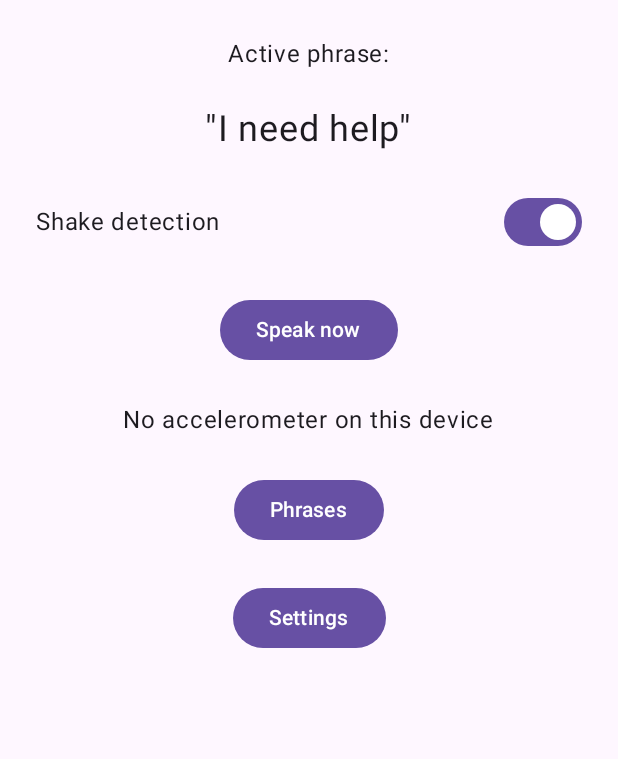
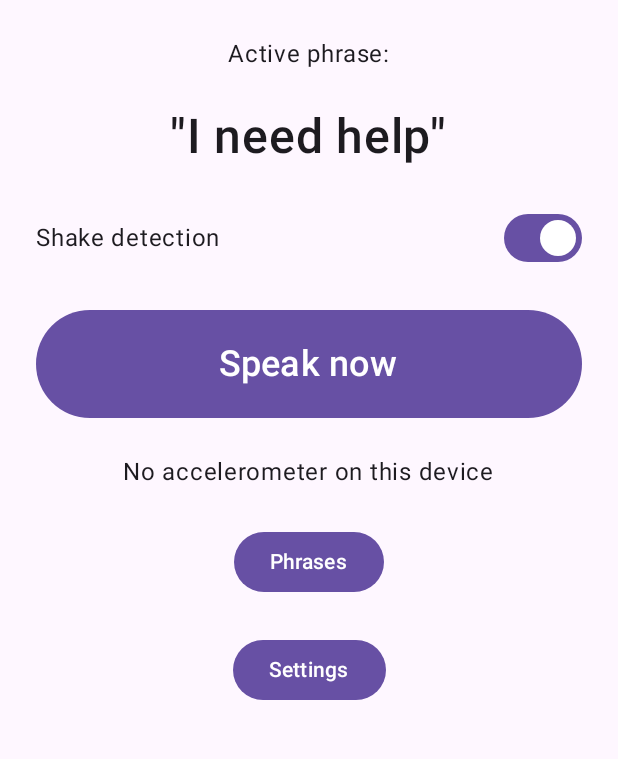
Before and after one commit to ChrisAdiele/ShakeSpeak, an Android app built with Jetpack Compose: the screen it shows after launch (MainActivity), on a phone screen of 412 x 824 dp, the part 94-853 px from its top. Run offline under Robolectric (Android 15) with nearby library versions, the phone set to English and light mode, and no system bars.

Commit message:
Bigger phrase and Speak button, add content descriptions

```diff
--- a/app/src/main/java/com/griffith/shakespeak/MainActivity.kt
+++ b/app/src/main/java/com/griffith/shakespeak/MainActivity.kt
@@ -1,6 +1,9 @@
 package com.griffith.shakespeak
 
 import com.griffith.shakespeak.ui.theme.ShakeSpeakTheme
+import androidx.compose.ui.semantics.contentDescription
+import androidx.compose.ui.semantics.semantics
+import androidx.compose.foundation.layout.height
 import kotlin.math.sqrt
 import android.speech.tts.TextToSpeech
 import java.util.Locale
@@ -181,7 +184,7 @@ fun HomeScreen(
         ) {
             ScreenTitle("ShakeSpeak")
             Text("Active phrase:")
-            Text("\"$activePhrase\"", fontSize = 24.sp)
+            Text("\"$activePhrase\"", fontSize = 32.sp, fontWeight = FontWeight.Medium)
 
             //this puts the label and on and off switch side by side
             Row(
@@ -190,11 +193,20 @@ fun HomeScreen(
                 verticalAlignment = Alignment.CenterVertically
             ) {
                 Text("Shake detection")
-                Switch(checked = shakeOn, onCheckedChange = onShakeOnChange)
+                Switch(
+                    checked = shakeOn,
+                    onCheckedChange = onShakeOnChange,
+                    modifier = Modifier.semantics { contentDescription = "Shake detection switch" }
+                )
             }
             //Speak now button
-            Button(onClick = onSpeak) {
-                Text("Speak now")
+            Button(
+                onClick = onSpeak,
+                modifier = Modifier
+                    .fillMaxWidth()
+                    .height(72.dp)
+            ) {
+                Text("Speak now", fontSize = 24.sp)
             }
             // TEMP: remove later
             if (sensorAvailable) {
--- a/app/src/main/java/com/griffith/shakespeak/PhrasesActivity.kt
+++ b/app/src/main/java/com/griffith/shakespeak/PhrasesActivity.kt
@@ -1,6 +1,8 @@
 package com.griffith.shakespeak
 
 import com.griffith.shakespeak.ui.theme.ShakeSpeakTheme
+import androidx.compose.ui.semantics.contentDescription
+import androidx.compose.ui.semantics.semantics
 import androidx.compose.foundation.layout.Row
 import androidx.compose.ui.Alignment
 import android.content.ActivityNotFoundException
@@ -123,7 +125,7 @@ fun PhrasesScreen(phrase: String, onUsePhrase: (String) -> Unit) {
                     Button(onClick = {
                         onUsePhrase(item)
                         Toast.makeText(context, "Active phrase set", Toast.LENGTH_SHORT).show()
-                    }) {
+                    }, modifier = Modifier.semantics { contentDescription = "Use $item as the active phrase" }) {
                         Text("Use this phrase")
                     }
                 }
--- a/app/src/main/java/com/griffith/shakespeak/SettingsActivity.kt
+++ b/app/src/main/java/com/griffith/shakespeak/SettingsActivity.kt
@@ -1,6 +1,8 @@
 package com.griffith.shakespeak
 
 import com.griffith.shakespeak.ui.theme.ShakeSpeakTheme
+import androidx.compose.ui.semantics.contentDescription
+import androidx.compose.ui.semantics.semantics
 import android.os.Bundle
 import android.content.Context
 import androidx.activity.ComponentActivity
@@ -68,7 +70,8 @@ fun SettingsScreen(phrase: String, savedSensitivity: Float, onSensitivitySaved:
                 onValueChange = { sensitivity.value = it },
                 onValueChangeFinished = { onSensitivitySaved(sensitivity.value) },
                 valueRange = 1f..10f,
-                steps = 8
+                steps = 8,
+                modifier = Modifier.semantics { contentDescription = "Shake sensitivity slider" }
             )
             //shows slider number and turns decimal to whole number
             Text("Value: ${sensitivity.value.toInt()}")
@@ -80,7 +83,8 @@ fun SettingsScreen(phrase: String, savedSensitivity: Float, onSensitivitySaved:
                     checked = keepHistory.value,
                     onCheckedChange = {
                         keepHistory.value = it
-                    } //ticked = true and saved in keepHistory
+                    }, //ticked = true and saved in keepHistory
+                    modifier = Modifier.semantics { contentDescription = "Keep a history checkbox" }
                 )
                 Text("Keep a history")
             }
```
